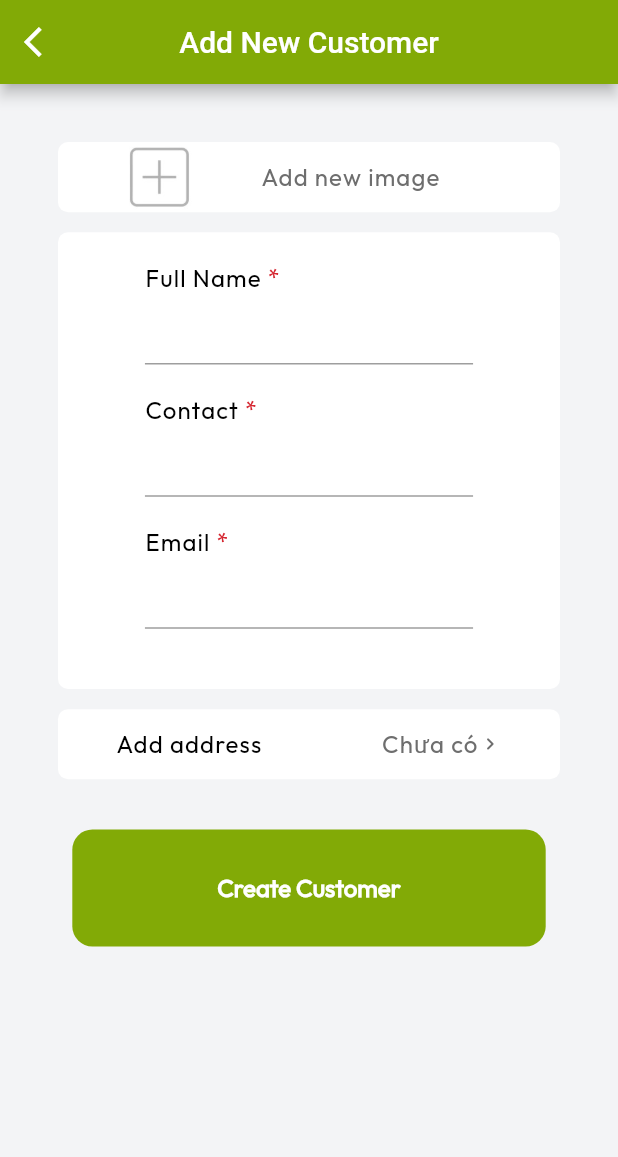
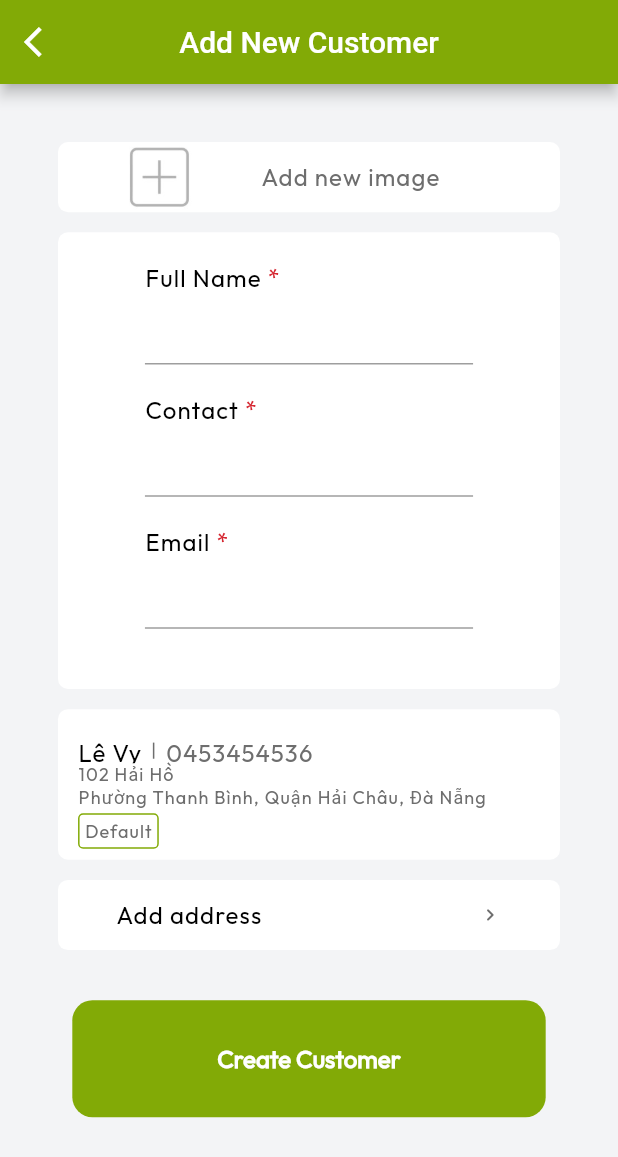
Before and after one commit to vy-lett-otsv/Sahami_App, a Flutter app: the CustomerCreateView screen opened by its route, on a phone screen of 412 x 824 dp. Shown: the top 1157 px of the screen. Run offline on Flutter 3.47's test engine with Material 2 defaults, Android fonts, the phone set to English and light mode, and no system bars; our stand-ins replace firebase_core, fl_chart, flutter_slidable, get, syncfusion_flutter_charts; accounts and stored records are empty; network calls fail.

Commit message:
ui add address customer

```diff
--- a/lib/viewmodel/location_view_model.dart
+++ b/lib/viewmodel/location_view_model.dart
@@ -1,7 +1,7 @@
 import 'package:flutter/cupertino.dart';
 
 class LocationViewModel extends ChangeNotifier{
-  List<String> _addressTypeList = ["home", "company", "other"];
+  final List<String> _addressTypeList = ["home", "company", "other"];
   List<String> get addressTypeList => _addressTypeList;
   int _addressLocationIndex = 0;
   int get addressLocationIndex => _addressLocationIndex;
--- a/lib/views/constants/ui_strings.dart
+++ b/lib/views/constants/ui_strings.dart
@@ -55,6 +55,8 @@ class UIStrings {
   static const String city = "City";
   static const String label = "Label";
   static const String deliverAddress = "Deliver address";
+  static const String cityDistrict = "City/ District";
+  static const String homeAddress = "Home Address";
   static const String contactName = "Contact person name";
   static const String contactNumber = "Contact person number";
   static const String saveAddress = "Save address";
--- a/lib/views/screens/manage/customer/customer_create_view.dart
+++ b/lib/views/screens/manage/customer/customer_create_view.dart
@@ -1,6 +1,7 @@
 import 'package:flutter/material.dart';
 import 'package:sahami_app/views/constants/ui_color.dart';
 import 'package:sahami_app/views/widget/ui_add_image.dart';
+import 'package:sahami_app/views/widget/ui_title.dart';
 import '../../../../services/navigation_service.dart';
 import '../../../constants/dimens_manager.dart';
 import '../../../constants/ui_strings.dart';
@@ -17,6 +18,7 @@ class CustomerCreateView extends StatefulWidget {
 }
 
 class _CustomerCreateViewState extends State<CustomerCreateView> {
+  int isAddress = 1;
   @override
   Widget build(BuildContext context) {
     return Scaffold(
@@ -35,10 +37,72 @@ class _CustomerCreateViewState extends State<CustomerCreateView> {
       body: SafeArea(
         child: Container(
           margin: EdgeInsets.all(DimensManager.dimens.setWidth(20)),
+          child: SingleChildScrollView(
             child: Column(
               mainAxisSize: MainAxisSize.min,
               children: [
-              UIAddImage(
+                _buildAddImage(),
+                SizedBox(height: DimensManager.dimens.setHeight(20)),
+                _buildInformation(),
+                SizedBox(height: DimensManager.dimens.setHeight(20)),
+                Container(
+                  padding: EdgeInsets.symmetric(
+                    horizontal: DimensManager.dimens.setHeight(20),
+                    vertical: DimensManager.dimens.setWidth(10)
+                  ),
+                  height: DimensManager.dimens.setHeight(150),
+                  decoration: BoxDecoration(
+                    borderRadius: BorderRadius.circular(
+                        DimensManager.dimens.setRadius(10)),
+                    color: UIColors.white,
+                  ),
+                  child: Column(
+                    mainAxisAlignment: MainAxisAlignment.spaceBetween,
+                    crossAxisAlignment: CrossAxisAlignment.start,
+                    children: [
+                      SizedBox(
+                        height: DimensManager.dimens.setHeight(25),
+                        child: Row(
+                          children: [
+                            const UIText("Lê Vy", color: UIColors.black),
+                            VerticalDivider(
+                              color: UIColors.text,
+                              thickness: 1,
+                              endIndent: 3,
+                              indent: 3,
+                            ),
+                            const UIText("0453454536")
+                          ],
+                        ),
+                      ),
+                      const UIText("102 Hải Hồ", size: 12),
+                      const UIText("Phường Thanh Bình, Quận Hải Châu, Đà Nẵng", size: 12),
+                      SizedBox(height: DimensManager.dimens.setHeight(5)),
+                      Container(
+                        padding: EdgeInsets.all(DimensManager.dimens.setHeight(5)),
+                        decoration: BoxDecoration(
+                          borderRadius: BorderRadius.circular(DimensManager.dimens.setRadius(5)),
+                          border: Border.all(color: UIColors.primary, width: 1)
+                        ),
+                        child: const UIText("Default", size: 12),
+                      )
+                    ],
+                  ),
+                ),
+                SizedBox(height: DimensManager.dimens.setHeight(20)),
+                _buildAddAddress(),
+                SizedBox(height: DimensManager.dimens.setHeight(50)),
+                const UIButtonPrimary(text: UIStrings.createCustomer)
+              ],
+            ),
+          ),
+        ),
+      ),
+    );
+  }
+
+  Widget _buildAddImage() {
+    return UIAddImage(
         onTap: () {
           showModalBottomSheet(
               context: context,
@@ -59,9 +123,11 @@ class _CustomerCreateViewState extends State<CustomerCreateView> {
                 );
               });
         }
-              ),
-              SizedBox(height: DimensManager.dimens.setHeight(20)),
-              Container(
+    );
+  }
+
+  Widget _buildInformation() {
+    return Container(
       decoration: BoxDecoration(
         borderRadius: BorderRadius.circular(
             DimensManager.dimens.setRadius(10)),
@@ -85,9 +151,11 @@ class _CustomerCreateViewState extends State<CustomerCreateView> {
           ],
         ),
       ),
-              ),
-              SizedBox(height: DimensManager.dimens.setHeight(20)),
-              GestureDetector(
+    );
+  }
+
+  Widget _buildAddAddress() {
+    return GestureDetector(
       onTap: () {
         FocusScope.of(context).requestFocus(FocusNode());
         NavigationServices.instance.navigationToCustomerAddAddressScreen(context);
@@ -106,7 +174,6 @@ class _CustomerCreateViewState extends State<CustomerCreateView> {
           children: [
             const UILabel(title: UIStrings.addAddress, notNull: false),
             const Spacer(),
-                      const UIText(UIStrings.notYet),
             Icon(
               Icons.keyboard_arrow_right_rounded,
               size: DimensManager.dimens.setSp(24),
@@ -115,13 +182,6 @@ class _CustomerCreateViewState extends State<CustomerCreateView> {
           ],
         ),
       ),
-              ),
-              SizedBox(height: DimensManager.dimens.setHeight(50)),
-              const UIButtonPrimary(text: UIStrings.createCustomer)
-            ],
-          ),
-        ),
-      ),
     );
   }
 }
--- a/pubspec.yaml
+++ b/pubspec.yaml
@@ -53,9 +53,6 @@ dependencies:
   fl_chart: 0.61.0
   syncfusion_flutter_charts: 21.1.38
   flutter_slidable: 2.0.0
-  google_maps_flutter: 2.2.5
-  geocoding: 2.1.0
-  geolocator: 9.0.2
 
 dev_dependencies:
   flutter_test:
```
Also changed, not shown: lib/views/screens/manage/customer/customer_add_address_view.dart (+28 -49 lines), pubspec.lock. Lines whose indentation alone changed are shown as unchanged.
